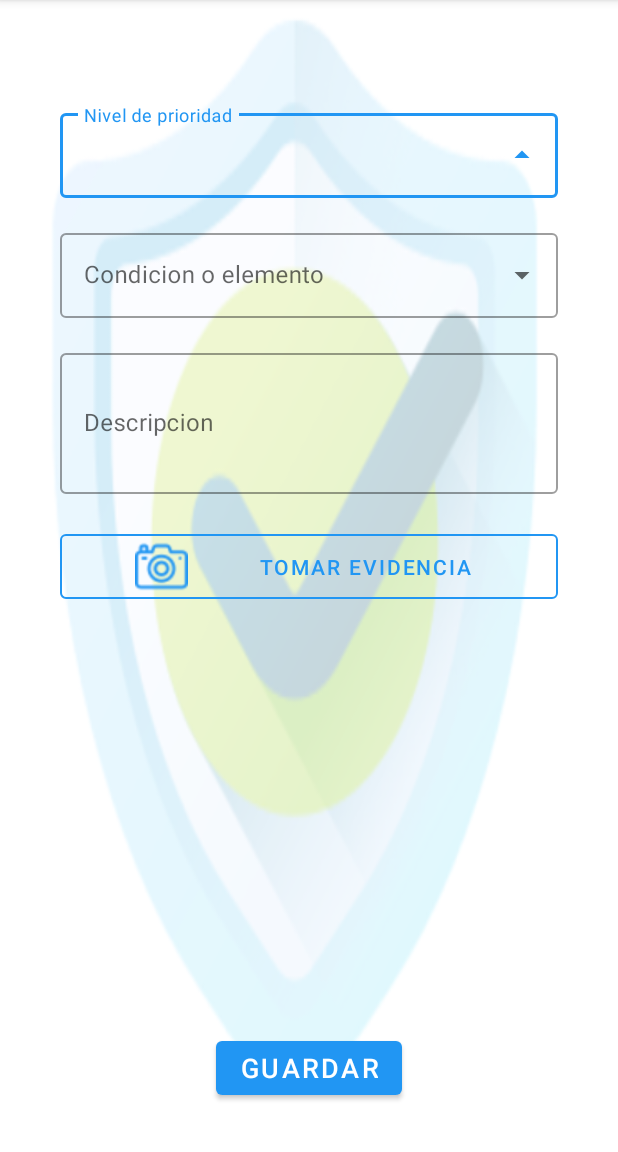
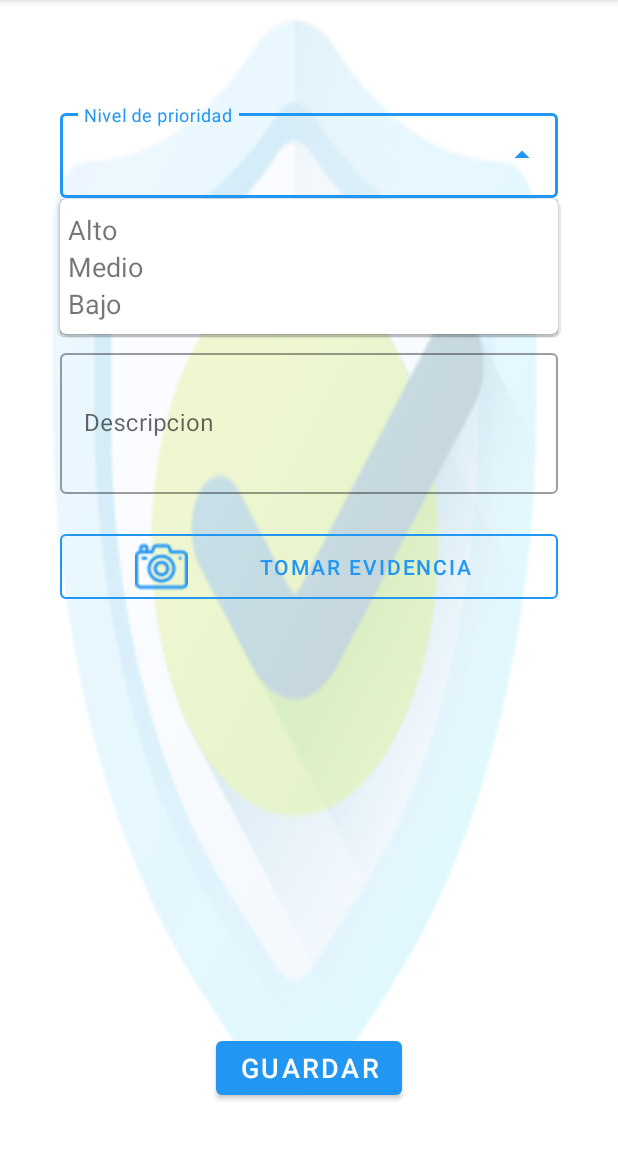
Before and after one commit to diedrych/SECUIRITYOILAPP, an Android app: the newsForm screen opened directly, with no data from a screen before it, after a tap on an icon or button, on a phone screen of 412 x 824 dp, the part 84-1236 px from its top. Run offline under Robolectric (Android 15) with nearby library versions, the phone set to English and light mode, and no system bars; our stand-ins replace Firebase (no records; nobody signed in at launch, a user with empty details on screens opened directly).

Commit message:
desarrollo de listas de seleccion

```diff
--- a/app/build.gradle
+++ b/app/build.gradle
@@ -37,7 +37,8 @@ dependencies {
 
     implementation fileTree(dir: 'libs', include: ['*.jar'])
     implementation 'androidx.appcompat:appcompat:1.2.0'
-    implementation 'com.google.android.material:material:1.2.1'
+    //implementation 'com.google.android.material:material:1.2.1'
+   implementation 'com.google.android.material:material:1.2.0-alpha03'
     implementation 'androidx.constraintlayout:constraintlayout:2.0.4'
     implementation 'androidx.cardview:cardview:1.0.0'
     implementation 'androidx.gridlayout:gridlayout:1.0.0'
@@ -53,7 +54,6 @@ dependencies {
     testImplementation 'junit:junit:4.+'
     androidTestImplementation 'androidx.test.ext:junit:1.1.2'
     androidTestImplementation 'androidx.test.espresso:espresso-core:3.3.0'
-    implementation 'com.google.android.material:material:1.2.0-alpha03'
     implementation platform('com.google.firebase:firebase-bom:26.3.0')
     implementation 'com.google.firebase:firebase-analytics'
     implementation 'androidx.multidex:multidex:2.0.1'
--- a/app/src/main/java/com/example/myapplication/newsForm.java
+++ b/app/src/main/java/com/example/myapplication/newsForm.java
@@ -6,6 +6,7 @@ import android.app.ProgressDialog;
 import android.content.Intent;
 import android.content.pm.PackageManager;
 import android.net.Uri;
+import android.os.Build;
 import android.os.Bundle;
 import android.os.Environment;
 import android.provider.MediaStore;
@@ -21,6 +22,7 @@ import android.widget.TextView;
 import android.widget.Toast;
 
 import androidx.annotation.NonNull;
+import androidx.annotation.RequiresApi;
 import androidx.appcompat.app.AppCompatActivity;
 import androidx.core.app.ActivityCompat;
 import androidx.core.content.ContextCompat;
@@ -69,6 +71,7 @@ public class newsForm extends AppCompatActivity {
 
 
 
+    @RequiresApi(api = Build.VERSION_CODES.JELLY_BEAN_MR1)
     @SuppressLint("CutPasteId")
     @Override
     protected void onCreate(Bundle savedInstanceState) {
@@ -123,10 +126,19 @@ public class newsForm extends AppCompatActivity {
                 this, R.layout.dropdown_item, options
         );
 
+
         String[] priority = {"Alto", "Medio", "Bajo"};
+        /*
+        ArrayAdapter arrayAdapter = new ArrayAdapter(this, R.layout.dropdown_item, priority);
+        autoCompletePriority.setText(arrayAdapter.getItem(0).toString(), false);
+        autoCompletePriority.setAdapter(arrayAdapter);
+        */
+
         ArrayAdapter<String> priorities = new ArrayAdapter<>(
                 this, R.layout.dropdown_item, priority
         );
+
+
 
         autoCompleteTextView.setAdapter(adapter);
         autoCompletePriority.setAdapter(priorities);
--- a/app/src/main/res/layout/activity_news_form.xml
+++ b/app/src/main/res/layout/activity_news_form.xml
@@ -40,7 +40,7 @@
         android:layout_marginRight="40dp"
         android:hint="Condicion o elemento"
         app:boxBackgroundMode="outline"
-        style="@style/Widget.MaterialComponents.TextInputLayout.OutlinedBox.ExposedDropdownMenu"
+        style="@style/Widget.MaterialComponents.TextInputLayout.OutlinedBox.Dense.ExposedDropdownMenu"
         app:layout_constraintEnd_toEndOf="parent"
         app:layout_constraintStart_toStartOf="parent"
         app:layout_constraintTop_toTopOf="parent">
--- a/app/src/main/res/layout/dropdown_item.xml
+++ b/app/src/main/res/layout/dropdown_item.xml
@@ -1,6 +1,19 @@
 <?xml version="1.0" encoding="utf-8"?>
-<androidx.constraintlayout.widget.ConstraintLayout
-    xmlns:android="http://schemas.android.com/apk/res/android" android:layout_width="match_parent"
+<!--
+<androidx.constraintlayout.widget.ConstraintLayout xmlns:android="http://schemas.android.com/apk/res/android"
+    android:layout_width="match_parent"
     android:layout_height="match_parent">
 
 </androidx.constraintlayout.widget.ConstraintLayout>
+-->
+
+<TextView xmlns:android="http://schemas.android.com/apk/res/android"
+    android:layout_height="wrap_content"
+    android:layout_width="match_parent"
+    android:paddingLeft="5dp"
+    android:textSize="18sp"
+    android:ellipsize="end"
+    android:maxLines="3"
+   >
+
+</TextView>
```
